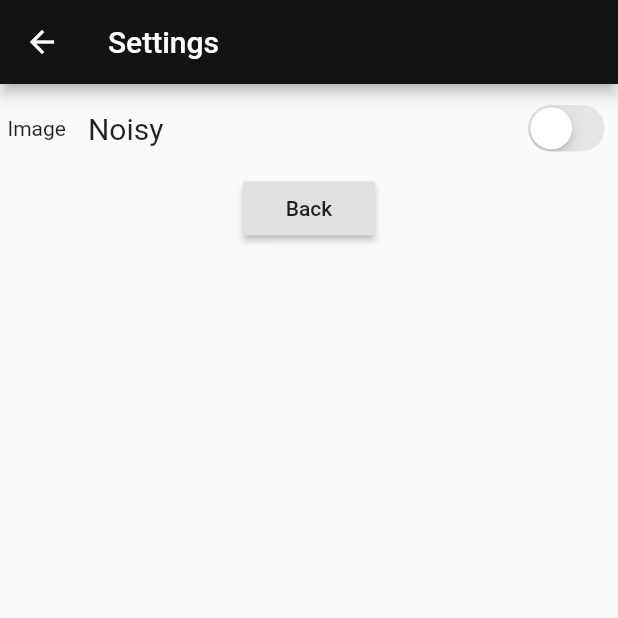
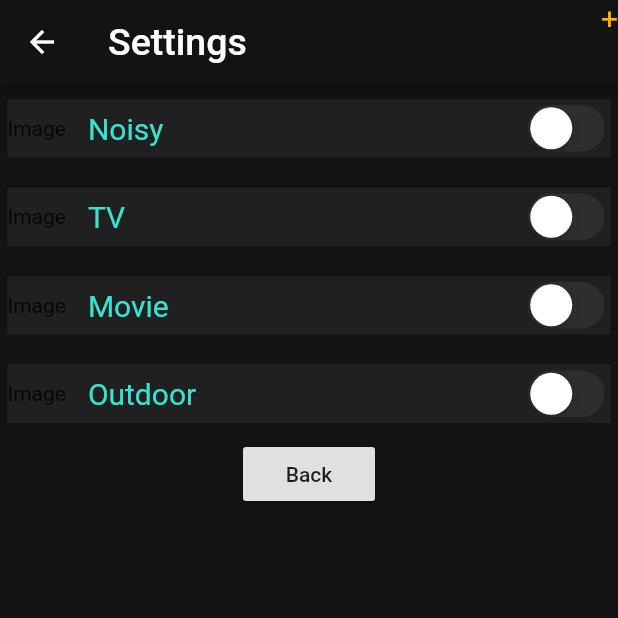
Before and after one commit to Burhan27/Audientes, a Flutter app: the Settings screen opened by its route, on a phone screen of 412 x 824 dp, the top half of it. Run offline on Flutter 3.47's test engine with Material 2 defaults, Android fonts, the phone set to English and light mode, and no system bars.

Commit message:
UI for settings menu

```diff
--- a/lib/settingOption.dart
+++ b/lib/settingOption.dart
@@ -38,7 +38,7 @@ class settingOptionState extends State<settingOption> {
                   isChecked = !isChecked;
                 });
               },
-            ),
+            activeColor: Color(0xff38E2CF),),
               alignment: Alignment.centerRight,),
             flex: 2,
           )
@@ -46,6 +46,6 @@ class settingOptionState extends State<settingOption> {
       ),
       margin: EdgeInsets.fromLTRB(5, 10, 5, 10),
       width: double.infinity,
-    );
+    color: Color(0xff202020),);
   }
 }
--- a/lib/settings.dart
+++ b/lib/settings.dart
@@ -7,12 +7,26 @@ class Settings extends StatelessWidget {
     return Scaffold(
       appBar: AppBar(
         backgroundColor: Color(0xff131313),
-        title: Text("Settings"),
+        title: Text(
+          "Settings",
+          style: TextStyle(color: Colors.white, fontSize: 25),
+        ),
+        actions: <Widget>[
+          GestureDetector(
+            child: Text(
+              '+',
+              style: TextStyle(fontSize: 20, color: Color(0xffFFB20A)),
+            ),
+          onTap: ()=> Navigator.pushNamed(context, '/mixer'),)
+        ],
       ),
       body: Container(
         child: Column(
           children: <Widget>[
             settingOption('Noisy'),
+            settingOption('TV'),
+            settingOption('Movie'),
+            settingOption('Outdoor'),
             RaisedButton(
               onPressed: () {
                 Navigator.pop(context);
@@ -21,8 +35,10 @@ class Settings extends StatelessWidget {
             )
           ],
         ),
-      width: double.infinity,
-      alignment: Alignment.center,),
+        width: double.infinity,
+        alignment: Alignment.center,
+        color: Color(0xff131313),
+      ),
     );
   }
 }
--- a/lib/settingsOptionDropDown.dart
+++ b/lib/settingsOptionDropDown.dart
@@ -27,7 +27,9 @@ class settingOptionDropDownState extends State<settingOptionDropDown> {
       child: Row(children: <Widget>[
         Expanded(child: Text('Image'),
         flex: 1,),
-        Expanded(child:Container( child: Text(optionText, style: TextStyle(fontSize: 20)),
+        Expanded(child:Container( child: Text(optionText,
+            style: TextStyle(fontSize: 20,
+            color: Color(0xff38E2CF)),),
         ),
         flex: 5,)],),
       onTap: ()=> Navigator.pushNamed(context, '/mixer'),
```
